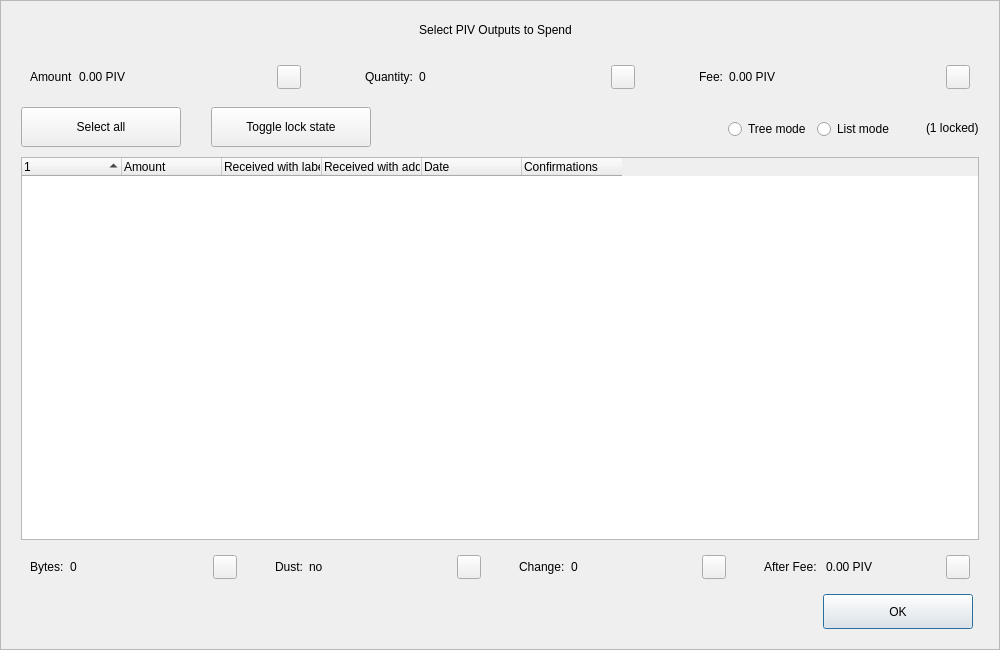
Before: the Qt Designer form src/qt/forms/coincontroldialog.ui in afghany/castletmp, drawn with Qt 5.
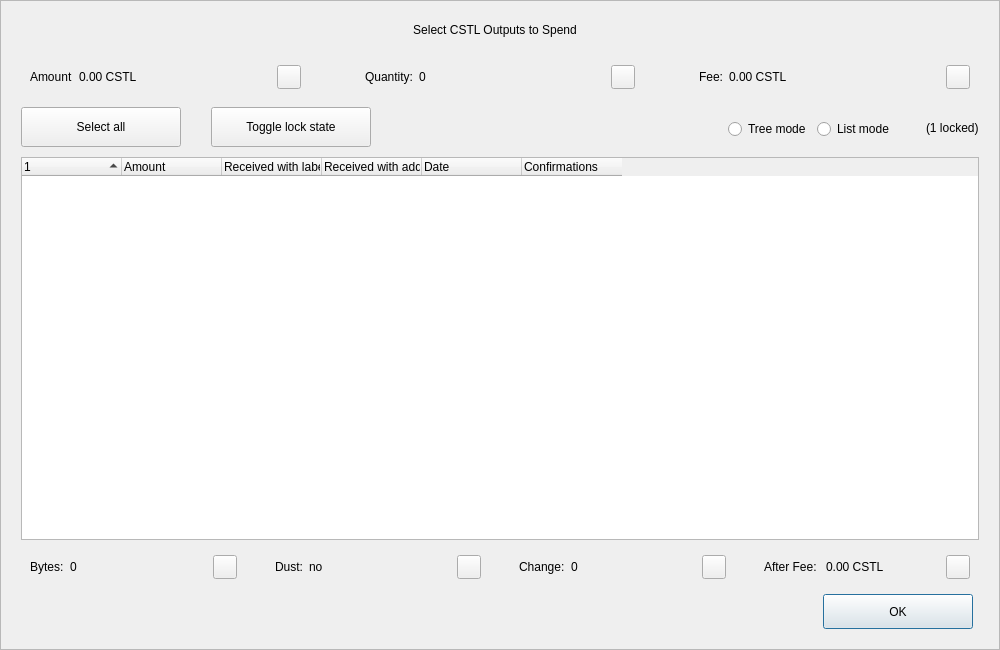
After: the same form once the commit is applied. Custom widgets are drawn as their Qt base class.

The edit to the form file:
```diff
--- a/src/qt/forms/coincontroldialog.ui
+++ b/src/qt/forms/coincontroldialog.ui
@@ -98,7 +98,7 @@
            </size>
           </property>
           <property name="text">
-           <string>Select PIV Outputs to Spend</string>
+           <string>Select CSTL Outputs to Spend</string>
           </property>
           <property name="alignment">
            <set>Qt::AlignCenter</set>
@@ -144,7 +144,7 @@
            <item>
             <widget class="QLabel" name="labelCoinControlAmount">
              <property name="text">
-              <string>0.00 PIV</string>
+              <string>0.00 CSTL</string>
              </property>
             </widget>
            </item>
@@ -268,7 +268,7 @@
            <item>
             <widget class="QLabel" name="labelCoinControlFee">
              <property name="text">
-              <string>0.00 PIV</string>
+              <string>0.00 CSTL</string>
              </property>
             </widget>
            </item>
@@ -729,7 +729,7 @@
            <item>
             <widget class="QLabel" name="labelCoinControlAfterFee">
              <property name="text">
-              <string>0.00 PIV</string>
+              <string>0.00 CSTL</string>
              </property>
             </widget>
            </item>
```
